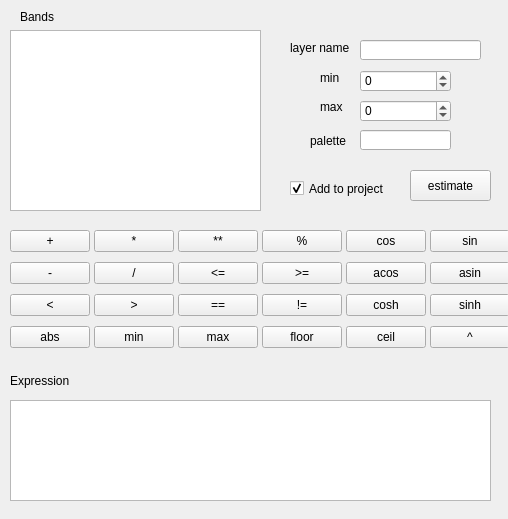
Above: kernelGUI.ui from dima4914/gee before the change. Below: the same form after it.
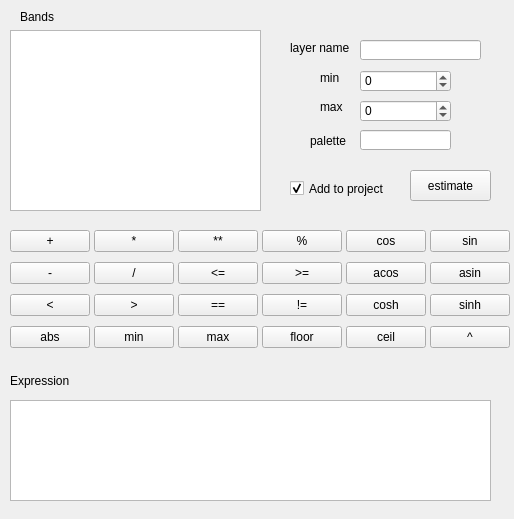
That is the form after the change.

Commit message: Realized GUI of basic operations

The edit to the form file:
```diff
--- a/kernelGUI.ui
+++ b/kernelGUI.ui
@@ -6,7 +6,7 @@
    <rect>
     <x>0</x>
     <y>0</y>
-    <width>508</width>
+    <width>514</width>
     <height>519</height>
    </rect>
   </property>
```
The commit also changes 3 other files.
